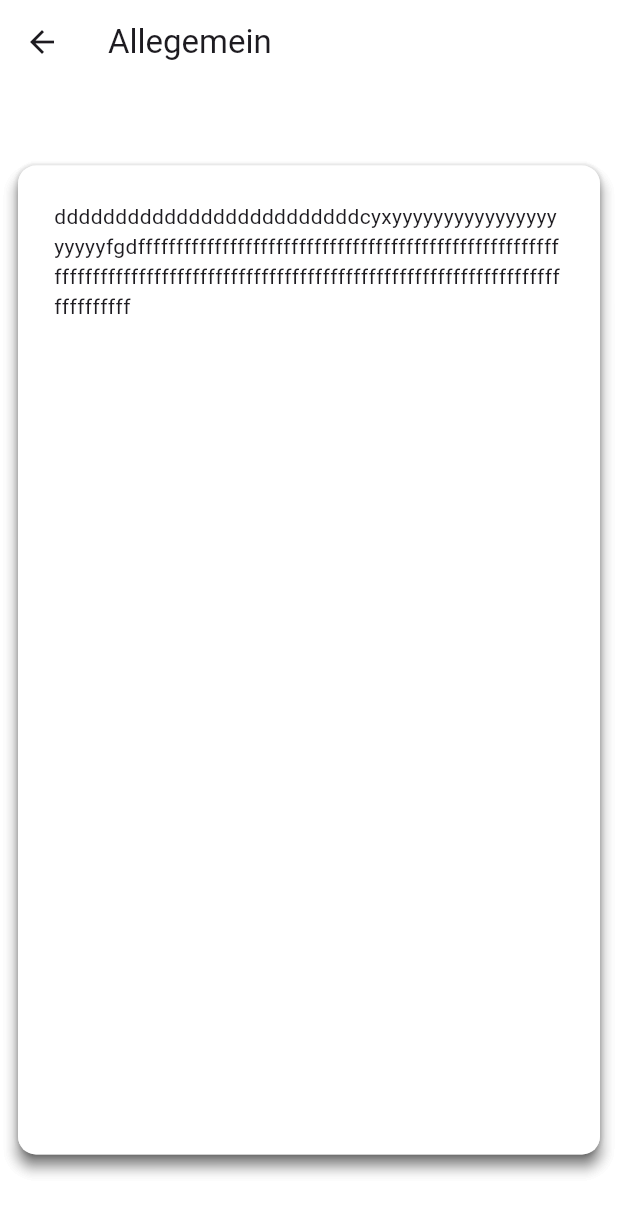
After one commit to mrkaplan0/fazit, a Flutter app: the SelectThemesPage screen opened directly, after a tap on "Allegemein", on a phone screen of 412 x 824 dp. The commit adds this screen. Shown: the top 1214 px of the screen. Run offline on Flutter 3.47's test engine with Material 3 defaults, Android fonts, the phone set to English and light mode, and no system bars; our stand-ins replace cloud_firestore, easy_localization, file_picker, firebase_auth, firebase_core, flutter_riverpod and 1 more; missing offline and left inert: epub_decoder, flutter_epub_viewer, pdfx; accounts and stored records are empty; generated files the repository leaves out were written again.

Commit message:
card widget created.

```diff
--- /dev/null
+++ b/lib/pages/card_detail_page.dart
@@ -0,0 +1,213 @@
+import 'dart:math';
+
+import 'package:fazit/models/infocart_model.dart';
+import 'package:flutter/material.dart';
+import "package:flutter_riverpod/flutter_riverpod.dart";
+
+final displayFrontProvider = StateProvider<bool>((ref) {
+  return true;
+});
+
+class CardDetailPage extends ConsumerStatefulWidget {
+  const CardDetailPage(this.title, this.cardList, {super.key});
+  final List<MyCard>? cardList;
+  final String title;
+
+  @override
+  ConsumerState<ConsumerStatefulWidget> createState() => _CardDetailPageState();
+}
+
+class _CardDetailPageState extends ConsumerState<CardDetailPage> {
+  @override
+  Widget build(BuildContext context) {
+    final cardHeight = MediaQuery.of(context).size.height * 0.8;
+    return Scaffold(
+      appBar: AppBar(
+        title: Text(widget.title),
+      ),
+      body: Center(
+        child: Stack(
+          children: widget.cardList!.map((card) {
+            int index = widget.cardList!.indexOf(card);
+            return Dismissible(
+              key: Key(card.cardID),
+              direction: DismissDirection.horizontal,
+              onDismissed: (direction) {
+                setState(() {
+                  widget.cardList!.removeAt(index);
+                });
+                if (direction == DismissDirection.endToStart) {
+                  // Handle left swipe
+                  print("Swiped left on card $index");
+                } else if (direction == DismissDirection.startToEnd) {
+                  // Handle right swipe
+                  print("Swiped right on card $index");
+                }
+              },
+              background: Container(
+                color: Colors.green,
+                alignment: Alignment.centerRight,
+                child: const Icon(Icons.thumb_up, color: Colors.white),
+              ),
+              secondaryBackground: Container(
+                color: Colors.red,
+                alignment: Alignment.centerLeft,
+                child: const Icon(Icons.thumb_down, color: Colors.white),
+              ),
+              child: GestureDetector(
+                onTap: () {
+                  ref.read(displayFrontProvider.notifier).state =
+                      !ref.read(displayFrontProvider);
+                },
+                child: Padding(
+                  padding: const EdgeInsets.all(8.0),
+                  child: AnimatedSwitcher(
+                      duration: const Duration(milliseconds: 600),
+                      switchInCurve: Curves.easeInBack,
+                      switchOutCurve: Curves.easeInBack.flipped,
+                      layoutBuilder: (widget, list) =>
+                          Stack(children: [widget!, ...list]),
+                      transitionBuilder: _transitionBuilder,
+                      child: ref.watch(displayFrontProvider)
+                          ? _cardFront(cardHeight, card)
+                          : _cardBack(cardHeight, card)),
+                ),
+              ),
+            );
+          }).toList(),
+        ),
+      ),
+    );
+  }
+
+  Widget _transitionBuilder(Widget widget, Animation<double> animation) {
+    final rotateAnim = Tween(begin: pi, end: 0.0).animate(animation);
+    return AnimatedBuilder(
+      animation: rotateAnim,
+      child: widget,
+      builder: (context, widget) {
+        final isUnder =
+            (ValueKey(ref.watch(displayFrontProvider)) != widget?.key);
+
+        final value =
+            isUnder ? min(rotateAnim.value, pi / 2) : rotateAnim.value;
+        return Transform(
+          transform: Matrix4.rotationY(value)..setEntry(3, 2, 0.001),
+          alignment: Alignment.center,
+          child: widget,
+        );
+      },
+    );
+  }
+
+  Widget _cardFront(double height, MyCard myCard) {
+    return Card(
+      key: const ValueKey(true),
+      color: Colors.white,
+      elevation: 4,
+      child: Container(
+          padding: const EdgeInsets.all(16.0),
+          height: height,
+          width: double.infinity,
+          child: SingleChildScrollView(
+            child: Padding(
+              padding: const EdgeInsets.all(8.0),
+              child: Column(
+                mainAxisAlignment: MainAxisAlignment.center,
+                children: _buildFrontSide(myCard),
+              ),
+            ),
+          )),
+    );
+  }
+
+  Widget _cardBack(double height, MyCard myCard) {
+    return Card(
+      key: const ValueKey(false),
+      color: Colors.white,
+      elevation: 4,
+      child: Container(
+          padding: const EdgeInsets.all(16.0),
+          height: height,
+          width: double.infinity,
+          child: SingleChildScrollView(
+            child: Padding(
+              padding: const EdgeInsets.all(8.0),
+              child: Column(
+                mainAxisAlignment: MainAxisAlignment.center,
+                children: _buildBackSide(myCard),
+              ),
+            ),
+          )),
+    );
+  }
+
+  List<Widget> _buildBackSide(MyCard card) {
+    List<Widget> mainBody;
+
+    switch (card.backNoteFormat) {
+      case BackNoteFormat.onlyText:
+        mainBody = [onlyText(card.backSideNote ?? "")];
+        break;
+      case BackNoteFormat.photoAndText:
+        mainBody = [
+          imageWidget(card.backSideURL),
+          const SizedBox(height: 10),
+          onlyText(card.backSideNote ?? "")
+        ];
+        break;
+      case BackNoteFormat.textandPhoto:
+        mainBody = [
+          onlyText(card.backSideNote ?? ""),
+          const SizedBox(height: 10),
+          imageWidget(card.backSideURL)
+        ];
+        break;
+      default:
+        mainBody = [onlyText(card.backSideNote ?? "")];
+    }
+
+    return mainBody;
+  }
+
+  List<Widget> _buildFrontSide(MyCard card) {
+    List<Widget> mainBody;
+
+    switch (card.frontNoteFormat) {
+      case FrontNoteFormat.onlyText:
+        mainBody = [onlyText(card.frontSideNote ?? "")];
+        break;
+      case FrontNoteFormat.photoAndText:
+        mainBody = [
+          imageWidget(card.frontSideURL),
+          onlyText(card.frontSideNote ?? "")
+        ];
+        break;
+      case FrontNoteFormat.textandPhoto:
+        mainBody = [
+          onlyText(card.frontSideNote ?? ""),
+          imageWidget(card.frontSideURL)
+        ];
+        break;
+      default:
+        mainBody = [onlyText(card.frontSideNote ?? "")];
+    }
+
+    return mainBody;
+  }
+
+  Text onlyText(String text) {
+    return Text(text);
+  }
+
+  Image imageWidget(String? url) {
+    if (url != null) {
+      return Image.network(url);
+    } else {
+      return Image.asset(
+        "assets/image_error.png",
+        width: 200,
+      );
+    }
+  }
+}
--- /dev/null
+++ b/lib/pages/select_themes_page.dart
@@ -0,0 +1,79 @@
+import "package:fazit/models/infocart_model.dart";
+import "package:fazit/pages/card_detail_page.dart";
+import "package:flutter/material.dart";
+import "package:flutter_riverpod/flutter_riverpod.dart";
+
+class SelectThemesPage extends ConsumerWidget {
+  SelectThemesPage({super.key});
+  final List<String> learnThemes = [
+    "Allegemein",
+    "Unternehmen",
+    "Arbeitsplatz",
+    "Clientsnetzwerke",
+    "Schutzbedarfanalyse",
+    "Verwaltungssoftware",
+    "Serviceanfragen",
+    "Cybersysteme",
+    "Daten",
+    "Netzwerke und Dienste"
+  ];
+  @override
+  Widget build(BuildContext context, WidgetRef ref) {
+    return Scaffold(
+      appBar: AppBar(
+        title: const Text("Themen"),
+      ),
+      body: Padding(
+        padding: const EdgeInsets.all(8.0),
+        child: ListView.builder(
+            itemCount: learnThemes.length,
+            itemBuilder: (context, i) {
+              return Card(
+                child: ListTile(
+                  title: Text(learnThemes[i]),
+                  trailing: Icon(
+                    Icons.arrow_forward_ios_outlined,
+                    color: Colors.grey[300],
+                  ),
+                  onTap: () {
+                    Navigator.of(context).push(MaterialPageRoute(
+                      builder: (context) => CardDetailPage(learnThemes[i], [
+                        MyCard(
+                            cardID: "ycytxc",
+                            theme: learnThemes[i],
+                            frontNoteFormat: FrontNoteFormat.onlyText,
+                            backNoteFormat: BackNoteFormat.photoAndText,
+                            frontSideNote: "aaaaaaaaaaaaaaaaaaaa",
+                            backSideNote:
+                                """aksdjfhlasdkuhfasdklöj What is Lorem Ipsum?
+Lorem Ipsum is simply dummy text of the printing and typesetting industry. Lorem Ipsum has been the industry's standard dummy text ever since the 1500s, when an unknown printer took a galley of type and scrambled it to make a type specimen book. It has survived not only five centuries, but also the leap into electronic typesetting, remaining essentially unchanged. It was popularised in the 1960s with the release of Letraset sheets containing Lorem Ipsum passages, and more recently with desktop publishing software like Aldus PageMaker including versions of Lorem Ipsum.What is Lorem Ipsum?
+Lorem Ipsum is simply dummy text of the printing and typesetting industry. Lorem Ipsum has been the industry's standard dummy text ever since the 1500s, when an unknown printer took a galley of type and scrambled it to make a type specimen book. It has survived not only five centuries, but also the leap into electronic typesetting, remaining essentially unchanged. It was popularised in the 1960s with the release of Letraset sheets containing Lorem Ipsum passages, and more recently with desktop publishing software like Aldus PageMaker including versions of Lorem Ipsum.What is Lorem Ipsum?
+Lorem Ipsum is simply dummy text of the printing and typesetting industry. Lorem Ipsum has been the industry's standard dummy text ever since the 1500s, when an unknown printer took a galley of type and scrambled it to make a type specimen book. It has survived not only five centuries, but also the leap into electronic typesetting, remaining essentially unchanged. It was popularised in the 1960s with the release of Letraset sheets containing Lorem Ipsum passages, and more recently with desktop publishing software like Aldus PageMaker including versions of Lorem Ipsum.""",
+                            lastUpdatedTime: DateTime.now()),
+                        MyCard(
+                            cardID: "ycywxc",
+                            theme: learnThemes[i],
+                            frontNoteFormat: FrontNoteFormat.onlyText,
+                            backNoteFormat: BackNoteFormat.photoAndText,
+                            frontSideNote: "sssssssssssssssssssssss",
+                            backSideNote: "aksdjfhlasdkuhfasdklöj",
+                            lastUpdatedTime: DateTime.now()),
+                        MyCard(
+                            cardID: "yczryxc",
+                            theme: learnThemes[i],
+                            frontNoteFormat: FrontNoteFormat.onlyText,
+                            backNoteFormat: BackNoteFormat.photoAndText,
+                            frontSideNote:
+                                "dddddddddddddddddddddddddcyxyyyyyyyyyyyyyyyyyyyyyfgdfffffffffffffffffffffffffffffffffffffffffffffffffffffffffffffffffffffffffffffffffffffffffffffffffffffffffffffffffffffffffffffffffff",
+                            backSideNote: "aksdjfhlasdkuhfasdklöj",
+                            lastUpdatedTime: DateTime.now())
+                      ]),
+                    ));
+                  },
+                ),
+              );
+            }),
+      ),
+    );
+  }
+}
--- a/lib/providers/providers.dart
+++ b/lib/providers/providers.dart
@@ -19,8 +19,3 @@ final textEditingProvider =
   TextEditingController editingController = TextEditingController();
   return editingController;
 });
-
-final addcardProvider = FutureProvider.family<bool, MyCard>((ref, card) async {
-  var result = await ref.read(firestoreProvider).addCard(card);
-  return result;
-});
```
Also changed, not shown: lib/homepage.dart (+12 -1 lines), pubspec.yaml (+6 -4 lines), assets/image_error.png (added), pubspec.lock.
